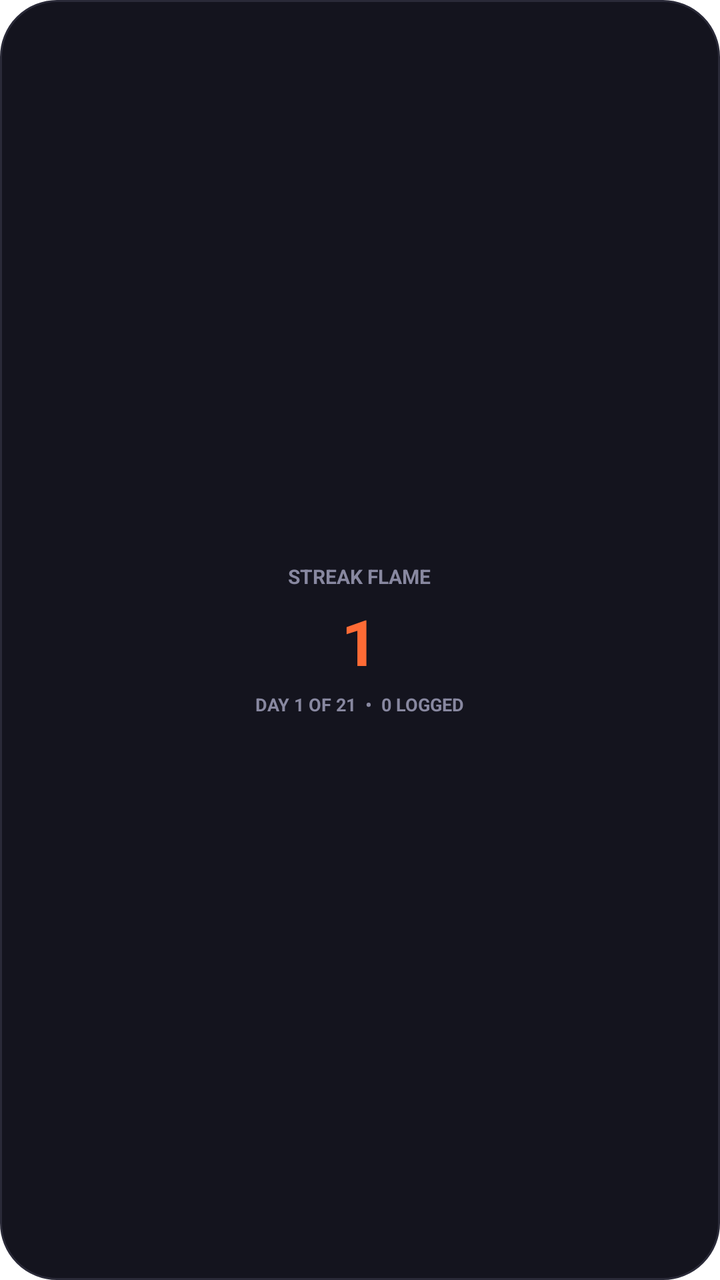
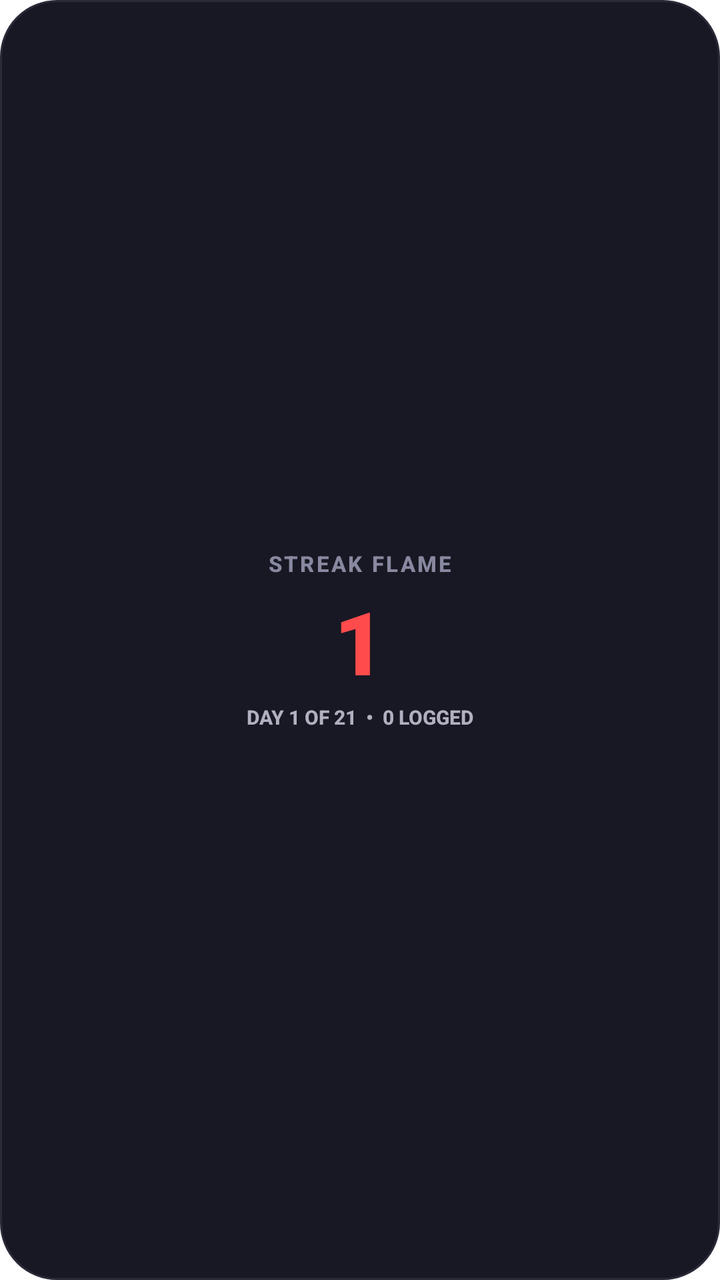

The first picture is an Android layout as it rendered before a commit; the second is the same layout after the commit. The layout source and the unified diff follow.
<!-- AndroidManifest.xml: fallback theme Theme.MaterialComponents.DayNight.NoActionBar -->
<!-- res/layout/widget_streak_flame.xml -->
<?xml version="1.0" encoding="utf-8"?>
<LinearLayout xmlns:android="http://schemas.android.com/apk/res/android"
    android:id="@+id/widget_root"
    android:layout_width="match_parent"
    android:layout_height="match_parent"
    android:background="@drawable/widget_card_bg"
    android:gravity="center"
    android:orientation="vertical"
    android:padding="@dimen/widget_padding">

    
    <TextView
        android:layout_width="wrap_content"
        android:layout_height="wrap_content"
        android:text="STREAK FLAME"
        android:textColor="#8888A0"
        android:textSize="10sp"
        android:textStyle="bold" />

    
    <TextView
        android:id="@+id/tv_streak_day"
        android:layout_width="wrap_content"
        android:layout_height="wrap_content"
        android:layout_marginTop="4dp"
        android:text="1"
        android:textColor="#FF6B35"
        android:textSize="32sp"
        android:textStyle="bold" />

    <TextView
        android:id="@+id/tv_streak_status"
        android:layout_width="wrap_content"
        android:layout_height="wrap_content"
        android:layout_marginTop="4dp"
        android:text="DAY 1 OF 21  •  0 LOGGED"
        android:textColor="#8888A0"
        android:textSize="9sp"
        android:textStyle="bold" />

</LinearLayout>
<!-- resources referenced by this layout -->
<resources>
  <dimen name="widget_padding">14dp</dimen>
  <!-- drawable widget_card_bg (drawable) -->
  <?xml version="1.0" encoding="utf-8"?>
  <shape xmlns:android="http://schemas.android.com/apk/res/android"
      android:shape="rectangle">
      <solid android:color="#14141E" />
      <corners android:radius="@dimen/widget_corner_radius" />
      <stroke
          android:width="1dp"
          android:color="#2A2A38" />
  </shape>
  <dimen name="widget_corner_radius">16dp</dimen>
</resources>

<!-- the commit's change to res/layout/widget_streak_flame.xml (unified diff, before → after) -->
@@ -12,9 +12,11 @@
     <TextView
         android:layout_width="wrap_content"
         android:layout_height="wrap_content"
+        android:fontFamily="sans-serif-medium"
         android:text="STREAK FLAME"
-        android:textColor="#8888A0"
-        android:textSize="10sp"
+        android:textColor="@color/widget_text_muted"
+        android:textSize="11sp"
+        android:letterSpacing="0.1"
         android:textStyle="bold" />
 
     
@@ -22,20 +24,21 @@
         android:id="@+id/tv_streak_day"
         android:layout_width="wrap_content"
         android:layout_height="wrap_content"
-        android:layout_marginTop="4dp"
+        android:layout_marginTop="2dp"
+        android:fontFamily="sans-serif-black"
         android:text="1"
-        android:textColor="#FF6B35"
-        android:textSize="32sp"
-        android:textStyle="bold" />
+        android:textColor="@color/vibrant_orange"
+        android:textSize="44sp" />
 
     <TextView
         android:id="@+id/tv_streak_status"
         android:layout_width="wrap_content"
         android:layout_height="wrap_content"
-        android:layout_marginTop="4dp"
+        android:layout_marginTop="2dp"
+        android:fontFamily="sans-serif-medium"
         android:text="DAY 1 OF 21  •  0 LOGGED"
-        android:textColor="#8888A0"
-        android:textSize="9sp"
+        android:textColor="@color/widget_text_secondary"
+        android:textSize="10sp"
         android:textStyle="bold" />
 
 </LinearLayout>
<!-- resource entries referenced after the edit -->
@@ -1,16 +1,20 @@
 <!-- resources referenced by this layout -->
 <resources>
+  <color name="vibrant_orange">#FF4B4B</color>
+  <color name="widget_text_muted">#8888A0</color>
+  <color name="widget_text_secondary">#B0B0C0</color>
   <dimen name="widget_padding">14dp</dimen>
   <!-- drawable widget_card_bg (drawable) -->
   <?xml version="1.0" encoding="utf-8"?>
   <shape xmlns:android="http://schemas.android.com/apk/res/android"
       android:shape="rectangle">
-      <solid android:color="#14141E" />
+      <solid android:color="@color/widget_bg_dark" />
       <corners android:radius="@dimen/widget_corner_radius" />
       <stroke
           android:width="1dp"
           android:color="#2A2A38" />
   </shape>
+  <color name="widget_bg_dark">#181824</color>
   <dimen name="widget_corner_radius">16dp</dimen>
 </resources>
 
